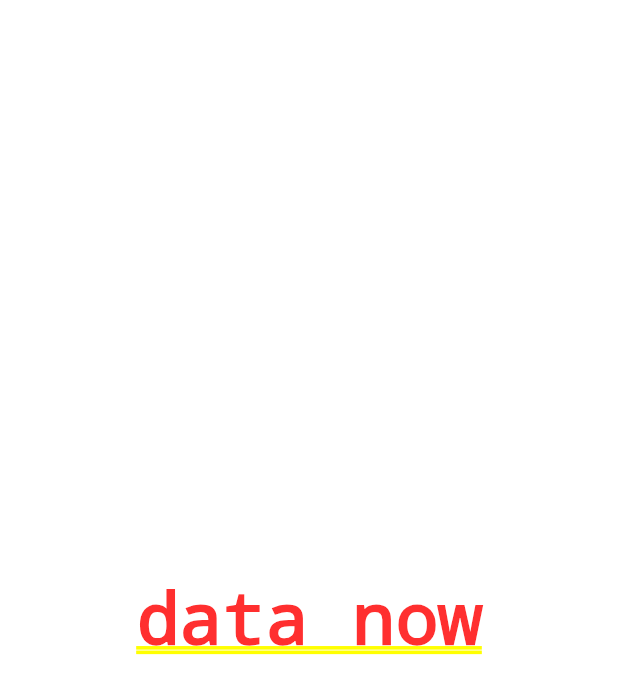
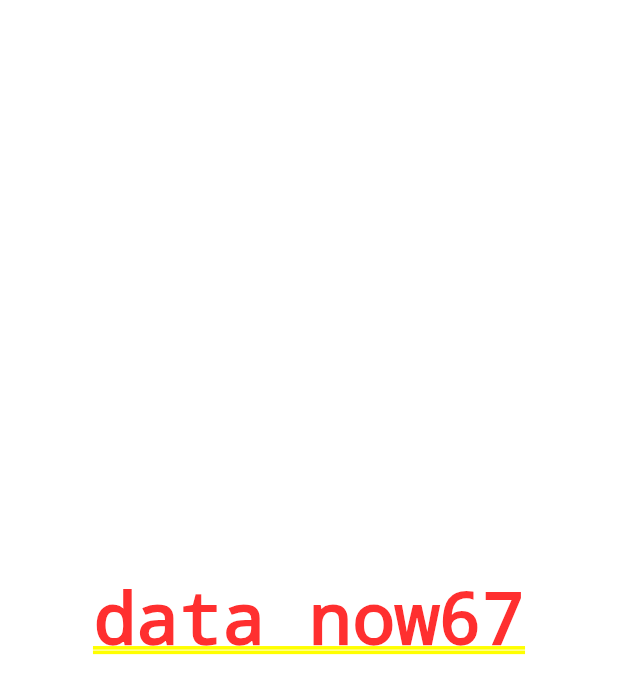
Before and after one commit to rawh-app/Mobile, a Flutter app: the screen it shows after launch, on a phone screen of 412 x 824 dp. Shown: the top 694 px of the screen. Run offline on Flutter 3.47's test engine with Material 3 defaults, Android fonts, the phone set to English and light mode, and no system bars.

Commit message:
adds1244

```diff
--- a/lib/main.dart
+++ b/lib/main.dart
@@ -15,7 +15,7 @@ class MyApp extends StatelessWidget {
       theme: ThemeData(
         colorScheme: ColorScheme.fromSeed(seedColor: Colors.deepPurple),
       ),
-      home:   Container(child: Center(child: Text('data now'),),),
+      home:   Container(child: Center(child: Text('data now67'),),),
     );
   }
 }
```
